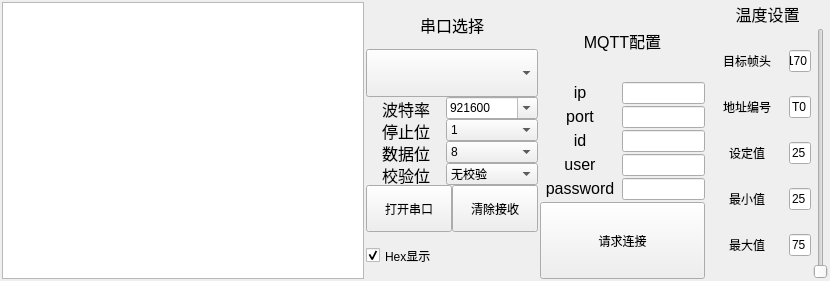
Old version of the form client/MainWindows.ui in the repository AngLao/thermostat.
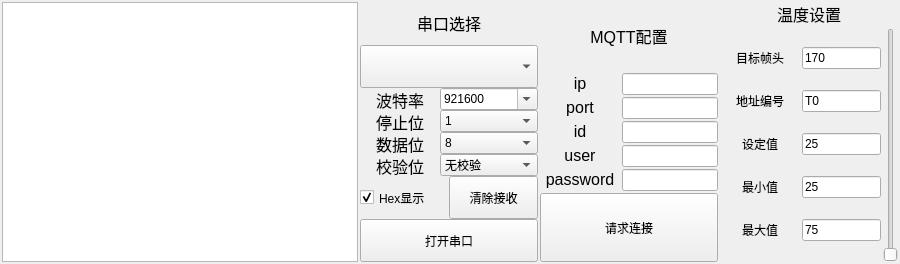
New version of the form.

Diff of the .ui file:
```diff
--- a/client/MainWindows.ui
+++ b/client/MainWindows.ui
@@ -6,14 +6,14 @@
    <rect>
     <x>0</x>
     <y>0</y>
-    <width>830</width>
-    <height>281</height>
+    <width>900</width>
+    <height>264</height>
    </rect>
   </property>
   <property name="windowTitle">
    <string>Form</string>
   </property>
-  <layout class="QHBoxLayout" name="horizontalLayout_9" stretch="4,1,1,1">
+  <layout class="QVBoxLayout" name="verticalLayout_8" stretch="2">
    <property name="spacing">
     <number>2</number>
    </property>
@@ -30,6 +30,11 @@
     <number>2</number>
    </property>
    <item>
+    <layout class="QHBoxLayout" name="horizontalLayout_9" stretch="2,1,1,1">
+     <property name="spacing">
+      <number>2</number>
+     </property>
+     <item>
     <widget class="QTextEdit" name="RxDataTextEdit">
      <property name="autoFillBackground">
       <bool>false</bool>
@@ -89,6 +94,12 @@
      </item>
      <item>
       <widget class="QComboBox" name="SerialPortChooseComboBox">
+         <property name="sizePolicy">
+          <sizepolicy hsizetype="Expanding" vsizetype="Fixed">
+           <horstretch>0</horstretch>
+           <verstretch>0</verstretch>
+          </sizepolicy>
+         </property>
        <property name="minimumSize">
         <size>
          <width>172</width>
@@ -450,58 +461,6 @@
         <number>0</number>
        </property>
        <item>
-        <widget class="QPushButton" name="OpenSerialPortPushButton">
-         <property name="sizePolicy">
-          <sizepolicy hsizetype="Expanding" vsizetype="Fixed">
-           <horstretch>0</horstretch>
-           <verstretch>0</verstretch>
-          </sizepolicy>
-         </property>
-         <property name="minimumSize">
-          <size>
-           <width>80</width>
-           <height>25</height>
-          </size>
-         </property>
-         <property name="maximumSize">
-          <size>
-           <width>999</width>
-           <height>999</height>
-          </size>
-         </property>
-         <property name="text">
-          <string>打开串口</string>
-         </property>
-        </widget>
-       </item>
-       <item>
-        <widget class="QPushButton" name="RxDataTextClearPushButton">
-         <property name="sizePolicy">
-          <sizepolicy hsizetype="Expanding" vsizetype="Fixed">
-           <horstretch>0</horstretch>
-           <verstretch>0</verstretch>
-          </sizepolicy>
-         </property>
-         <property name="minimumSize">
-          <size>
-           <width>80</width>
-           <height>25</height>
-          </size>
-         </property>
-         <property name="maximumSize">
-          <size>
-           <width>999</width>
-           <height>999</height>
-          </size>
-         </property>
-         <property name="text">
-          <string>清除接收</string>
-         </property>
-        </widget>
-       </item>
-      </layout>
-     </item>
-     <item>
       <widget class="QCheckBox" name="RxDataForHexCheckBox">
        <property name="sizePolicy">
         <sizepolicy hsizetype="Expanding" vsizetype="Minimum">
@@ -526,6 +485,58 @@
        </property>
       </widget>
      </item>
+         <item>
+          <widget class="QPushButton" name="RxDataTextClearPushButton">
+           <property name="sizePolicy">
+            <sizepolicy hsizetype="Expanding" vsizetype="Fixed">
+             <horstretch>0</horstretch>
+             <verstretch>0</verstretch>
+            </sizepolicy>
+           </property>
+           <property name="minimumSize">
+            <size>
+             <width>80</width>
+             <height>25</height>
+            </size>
+           </property>
+           <property name="maximumSize">
+            <size>
+             <width>999</width>
+             <height>999</height>
+            </size>
+           </property>
+           <property name="text">
+            <string>清除接收</string>
+           </property>
+          </widget>
+         </item>
+        </layout>
+       </item>
+       <item>
+        <widget class="QPushButton" name="OpenSerialPortPushButton">
+         <property name="sizePolicy">
+          <sizepolicy hsizetype="Expanding" vsizetype="Fixed">
+           <horstretch>0</horstretch>
+           <verstretch>0</verstretch>
+          </sizepolicy>
+         </property>
+         <property name="minimumSize">
+          <size>
+           <width>80</width>
+           <height>25</height>
+          </size>
+         </property>
+         <property name="maximumSize">
+          <size>
+           <width>999</width>
+           <height>999</height>
+          </size>
+         </property>
+         <property name="text">
+          <string>打开串口</string>
+         </property>
+        </widget>
+       </item>
     </layout>
    </item>
    <item>
@@ -930,6 +941,8 @@
             <enum>Qt::Vertical</enum>
            </property>
           </widget>
+           </item>
+          </layout>
          </item>
         </layout>
        </item>
```
Lines whose indentation alone changed are shown as unchanged.
